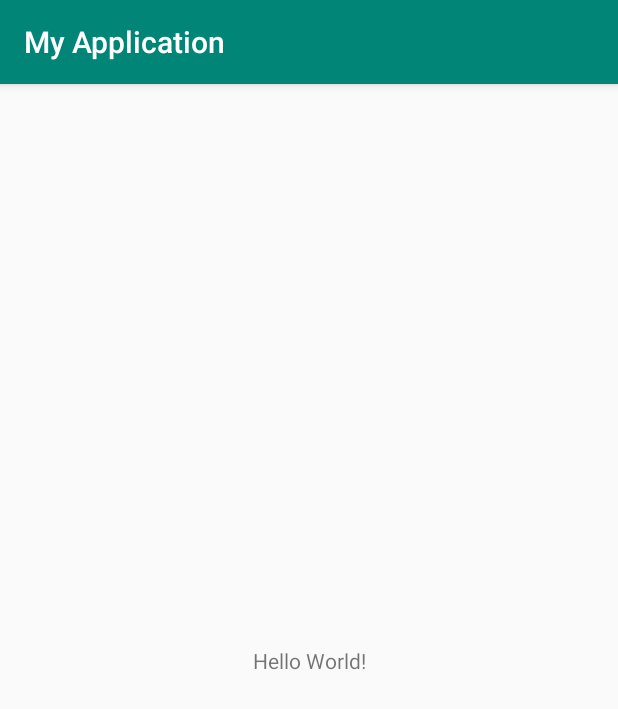
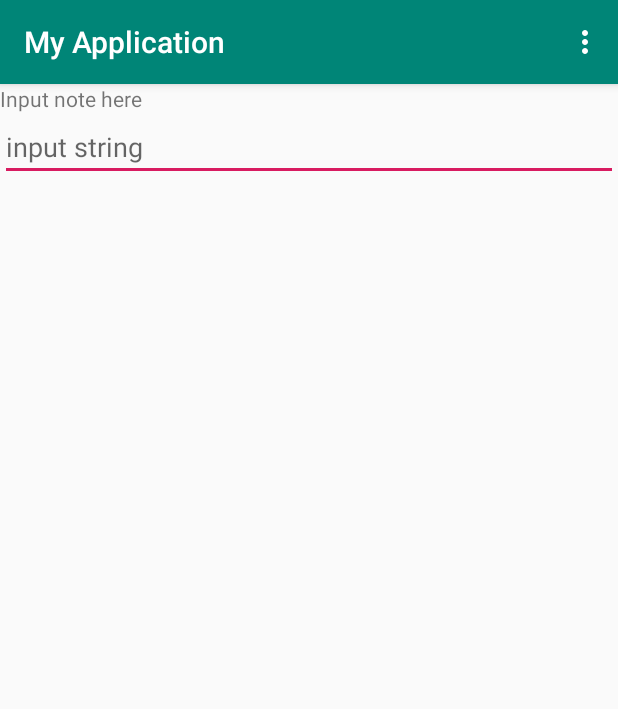
Before and after one commit to PhamQuocHuy98/thuchanhandroid, an Android app: the screen it shows after launch (MainActivity before the commit, Menu after it), on a phone screen of 412 x 824 dp. Shown: the top 709 px of the screen. Run offline under Robolectric (Android 15) with nearby library versions, the light colour scheme and no system bars.

Commit message:
dont lab2

```diff
--- /dev/null
+++ b/app/src/main/res/layout/activity_menu.xml
@@ -0,0 +1,32 @@
+<?xml version="1.0" encoding="utf-8"?>
+<LinearLayout xmlns:android="http://schemas.android.com/apk/res/android"
+    xmlns:app="http://schemas.android.com/apk/res-auto"
+    xmlns:tools="http://schemas.android.com/tools"
+    android:layout_width="match_parent"
+    android:layout_height="match_parent"
+    android:orientation="vertical"
+    tools:context=".Menu">
+
+    <TextView
+        android:layout_width="match_parent"
+        android:layout_height="wrap_content"
+        android:text="Input note here"
+        >
+
+    </TextView>
+    <ScrollView
+        android:layout_width="match_parent"
+        android:layout_height="wrap_content"
+
+        >
+        <EditText
+            android:layout_width="match_parent"
+            android:hint="input string"
+            android:id="@+id/editText1"
+            android:layout_height="wrap_content">
+
+        </EditText>
+
+    </ScrollView>
+
+</LinearLayout>
--- /dev/null
+++ b/app/src/main/res/menu/menu.xml
@@ -0,0 +1,25 @@
+<?xml version="1.0" encoding="utf-8"?>
+<menu xmlns:android="http://schemas.android.com/apk/res/android">
+
+    <item
+        android:id="@+id/clear"
+        android:alphabeticShortcut="@string/clear_shortcut"
+        android:title="@string/clear_label"
+        >
+
+    </item>
+    <item
+        android:id="@+id/setting"
+        android:alphabeticShortcut="@string/setting_shortcut"
+        android:title="@string/setting_label"
+        >
+
+    </item>
+    <item
+        android:id="@+id/exit"
+        android:alphabeticShortcut="@string/exit_shortcut"
+        android:title="@string/exit_label"
+        >
+
+    </item>
+</menu>
--- a/app/src/main/res/values/strings.xml
+++ b/app/src/main/res/values/strings.xml
@@ -1,3 +1,38 @@
 <resources>
     <string name="app_name">My Application</string>
+    <string name="clear_shortcut"> Clear Short Cut</string>
+    <string name="clear_label">Clear Label</string>
+    <string name="setting_shortcut"> Setting Short Cut</string>
+    <string name="setting_label">Setting Label</string>
+    <string name="exit_shortcut"> Exit Short Cut</string>
+    <string name="exit_label">Exit Label</string>
+
+    <string-array name="color_name_array">
+        <item name="red">Red</item>
+        <item name="orange">Orange</item>
+        <item name="Yellow">Yellow</item>
+        <item name="Green">Green</item>
+        <item name="Blue">Blue</item>
+        <item name="Indogo">Indio</item>
+        <item name="Violet">Violet</item>
+    </string-array>
+    <string name="forecolor">Forecolor</string>
+    <string name="backcolor">Backcolor</string>
+    <string name="FontSize">Font Size</string>
+    <string-array name="color_array">
+        <item>#FF0000</item>
+        <item>#FFA500</item>
+        <item>#FFFF00</item>
+        <item>#FF00FF00</item>
+        <item>#FF0000FF</item>
+        <item>#FF4B0082</item>
+        <item>#FFEE82EE</item>
+    </string-array>
+    <string-array name="size_array">
+        <item>30</item>
+        <item>45</item>
+        <item>50</item>
+        <item>65</item>
+        <item>70</item>
+    </string-array>
 </resources>
```
Also changed, not shown: app/src/main/AndroidManifest.xml (+5 -3 lines), app/src/main/java/com/example/myapplication/Menu.java (added, +103 -0 lines), app/src/main/java/com/example/myapplication/Option.java (added, +87 -0 lines), app/src/main/res/layout/activity_option.xml (added, +77 -0 lines).
